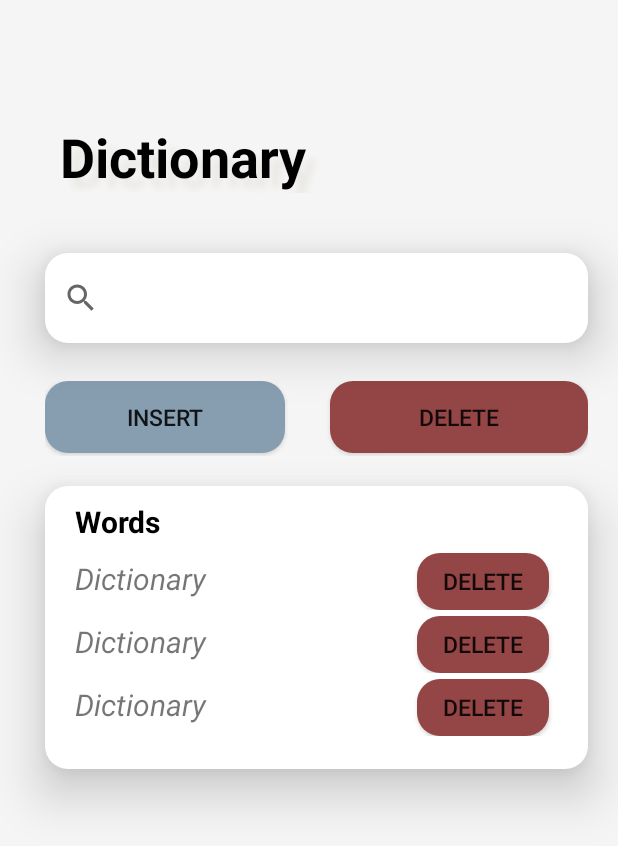
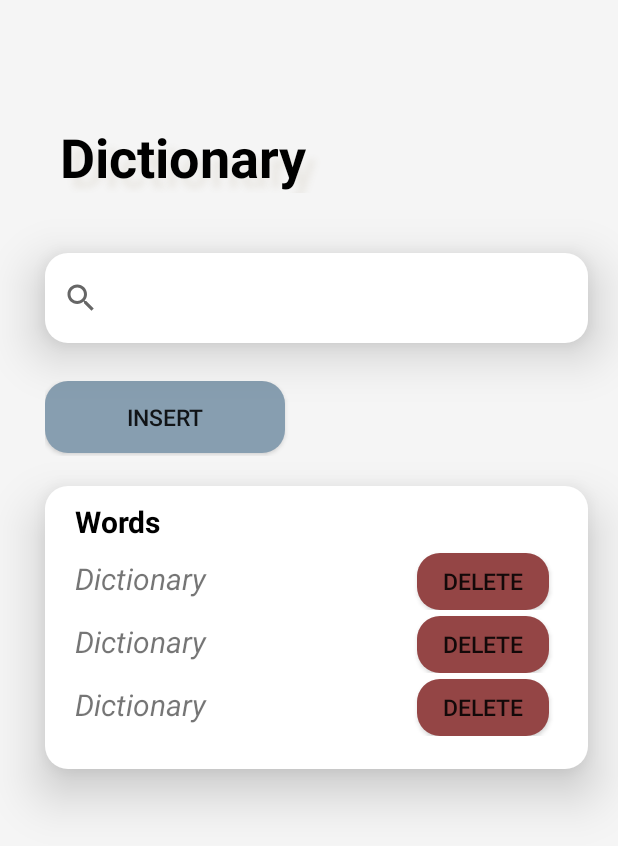
Before and after one commit to aadi1998/Dictionary, an Android app: the screen it shows after launch (MainActivity), on a phone screen of 412 x 824 dp. Shown: the top 846 px of the screen. Run offline under Robolectric (Android 15) with nearby library versions, the phone set to English and light mode, and no system bars.

Commit message:
Second Commit

```diff
--- a/app/src/main/res/layout/activity_main.xml
+++ b/app/src/main/res/layout/activity_main.xml
@@ -76,23 +76,23 @@
             android:layout_width="30dp"
             android:layout_height="50dp" />
 
-        <Button
-            android:id="@+id/delete"
-            android:layout_width="fill_parent"
-            android:layout_height="wrap_content"
-            android:background="@drawable/shadow_search"
-            android:backgroundTint="#944545"
-            android:clickable="true"
-            android:elevation="200dp"
-            android:text="Delete"
-            android:textSize="15sp" />
+
     </LinearLayout>
 
     <android.widget.Space
         android:layout_width="match_parent"
         android:layout_height="20dp" />
-
-    <!--    <androidx.cardview.widget.CardView-->
+    <!--        <Button-->
+    <!--            android:id="@+id/delete"-->
+    <!--            android:layout_width="fill_parent"-->
+    <!--            android:layout_height="wrap_content"-->
+    <!--            android:background="@drawable/shadow_search"-->
+    <!--            android:backgroundTint="#944545"-->
+    <!--            android:clickable="true"-->
+    <!--            android:elevation="200dp"-->
+    <!--            android:text="Delete"-->
+    <!--            android:textSize="15sp" />
+        <!-    <androidx.cardview.widget.CardView-->
 
     <!--        android:id="@+id/card_view"-->
     <!--        android:layout_width="match_parent"-->
```
